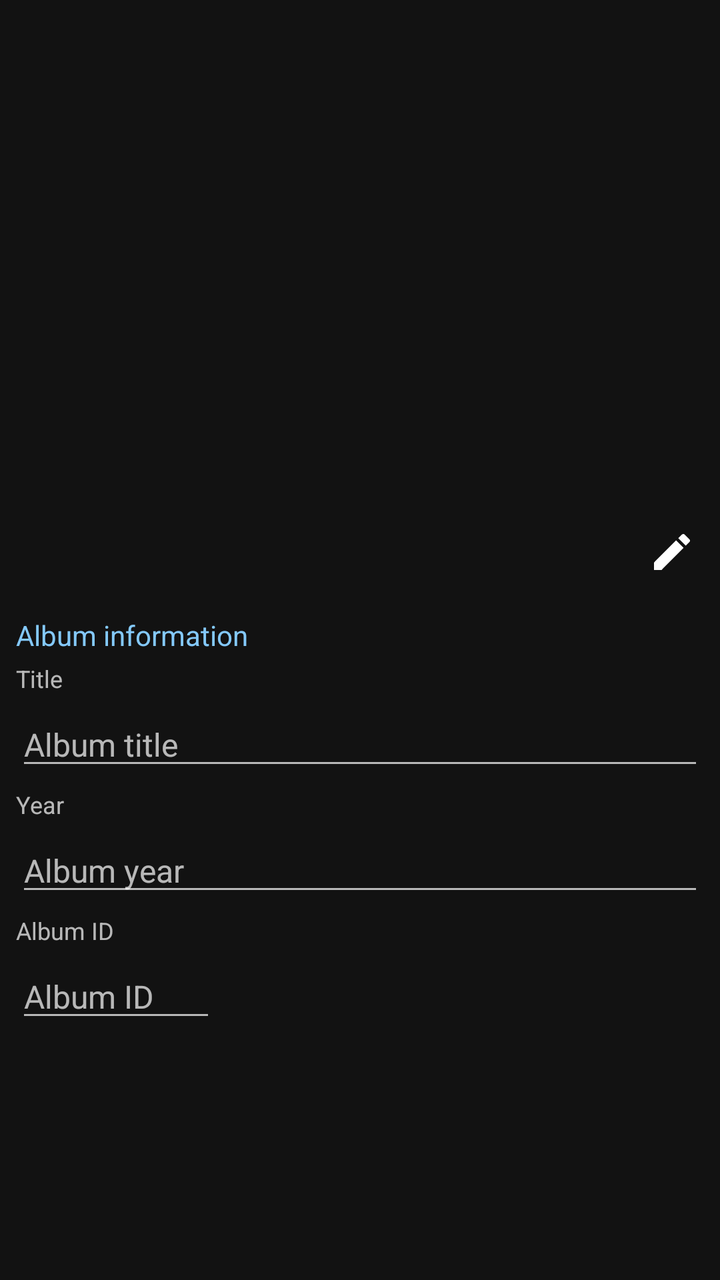
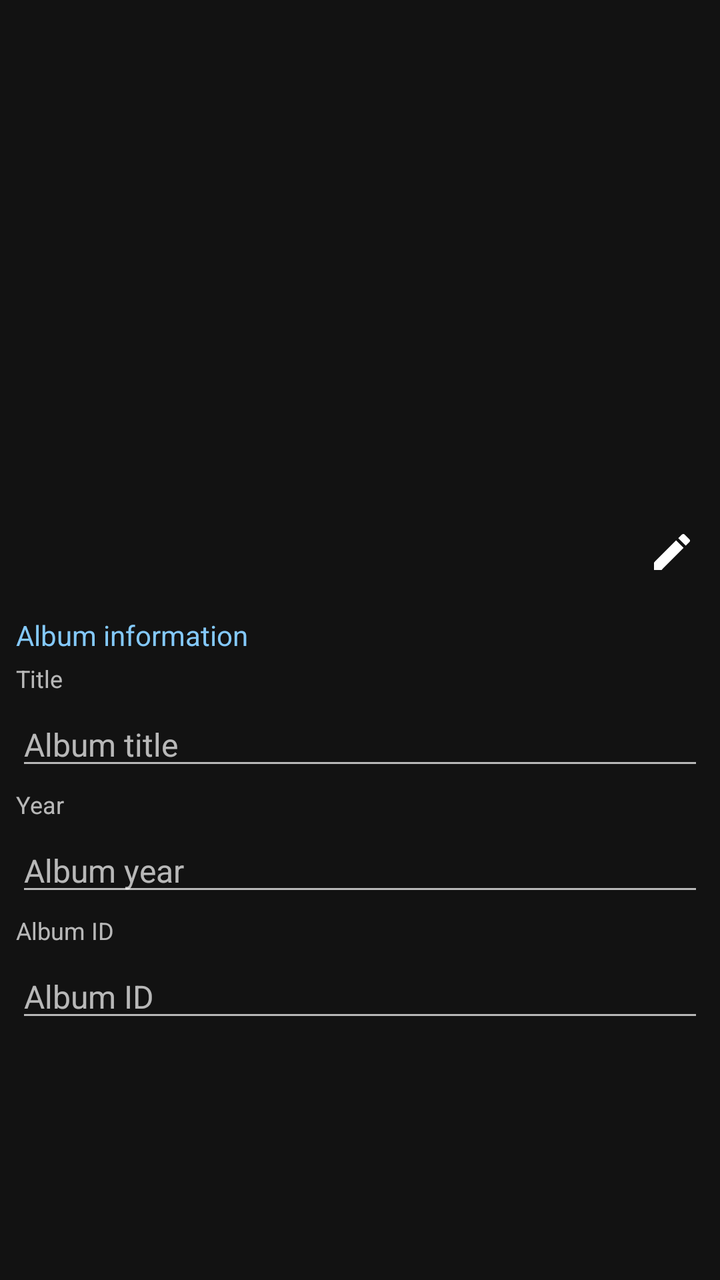

The first picture is an Android layout as it rendered before a commit; the second is the same layout after the commit. The layout source and the unified diff follow.
<!-- AndroidManifest.xml: application theme AppTheme -->
<!-- res/layout/fragment_edit_album.xml -->
<?xml version="1.0" encoding="utf-8"?>
<ScrollView android:layout_height="match_parent"
    android:layout_width="match_parent"
    xmlns:android="http://schemas.android.com/apk/res/android"
    xmlns:app="http://schemas.android.com/apk/res-auto"
    android:scrollbars="none">

    <androidx.constraintlayout.widget.ConstraintLayout
        android:layout_width="match_parent"
        android:layout_height="wrap_content"
        android:paddingBottom="12dp" >

        <ImageView
            android:id="@+id/editAlbumArtwork"
            android:layout_width="match_parent"
            android:layout_height="300dp"
            android:clickable="true"
            app:layout_constraintTop_toTopOf="parent"
            app:layout_constraintStart_toStartOf="parent"
            app:layout_constraintEnd_toEndOf="parent"
            android:contentDescription="@string/set_album_artwork" />

        <ImageView
            android:id="@+id/editAlbumArtworkIcon"
            android:layout_width="wrap_content"
            android:layout_height="wrap_content"
            android:src="@drawable/ic_edit"
            android:clickable="true"
            android:layout_margin="12dp"
            app:layout_constraintBottom_toBottomOf="@id/editAlbumArtwork"
            app:layout_constraintEnd_toEndOf="@id/editAlbumArtwork"
            android:contentDescription="@string/set_album_artwork" />

        <TextView
            android:id="@+id/editAlbumInfo"
            android:layout_width="match_parent"
            android:layout_height="wrap_content"
            android:layout_marginHorizontal="8dp"
            android:layout_marginVertical="8dp"
            android:text="@string/album_information"
            android:textSize="14sp"
            android:textColor="@color/accent"
            app:layout_constraintTop_toBottomOf="@id/editAlbumArtwork"
            app:layout_constraintStart_toStartOf="parent"/>

        <TextView
            android:id="@+id/editAlbumTitleHeading"
            android:layout_width="match_parent"
            android:layout_height="wrap_content"
            android:layout_marginHorizontal="8dp"
            android:layout_marginVertical="4dp"
            android:text="@string/title"
            android:textSize="12sp"
            app:layout_constraintTop_toBottomOf="@id/editAlbumInfo"
            app:layout_constraintStart_toStartOf="parent"/>

        <EditText
            android:id="@+id/editAlbumTitle"
            android:layout_width="match_parent"
            android:layout_height="wrap_content"
            android:layout_marginHorizontal="8dp"
            android:layout_marginVertical="4dp"
            android:textSize="16sp"
            android:maxLength="100"
            app:layout_constraintTop_toBottomOf="@id/editAlbumTitleHeading"
            app:layout_constraintStart_toStartOf="parent"
            app:layout_constraintEnd_toEndOf="parent"
            android:inputType="text"
            android:hint="@string/album_title"
            android:importantForAutofill="no" />

        <TextView
            android:id="@+id/editAlbumYearHeading"
            android:layout_width="match_parent"
            android:layout_height="wrap_content"
            android:layout_marginHorizontal="8dp"
            android:layout_marginVertical="4dp"
            android:text="@string/year"
            android:textSize="12sp"
            app:layout_constraintTop_toBottomOf="@id/editAlbumTitle"
            app:layout_constraintStart_toStartOf="parent"/>

        <EditText
            android:id="@+id/editAlbumYear"
            android:layout_width="match_parent"
            android:layout_height="wrap_content"
            android:layout_marginHorizontal="8dp"
            android:layout_marginVertical="4dp"
            android:textSize="16sp"
            android:inputType="number"
            android:maxLength="4"
            android:hint="@string/album_year"
            app:layout_constraintTop_toBottomOf="@id/editAlbumYearHeading"
            app:layout_constraintStart_toStartOf="parent"
            app:layout_constraintEnd_toEndOf="parent"
            android:importantForAutofill="no" />

        <TextView
            android:id="@+id/editAlbumIdHeader"
            android:layout_width="wrap_content"
            android:layout_height="wrap_content"
            android:layout_marginVertical="4dp"
            android:text="@string/album_id"
            android:textSize="12sp"
            app:layout_constraintTop_toBottomOf="@id/editAlbumYear"
            app:layout_constraintStart_toStartOf="@id/editAlbumId"/>

        <EditText
            android:id="@+id/editAlbumId"
            android:layout_width="100sp"
            android:layout_height="wrap_content"
            android:layout_marginHorizontal="8dp"
            android:layout_marginVertical="4dp"
            android:textSize="16sp"
            android:inputType="number"
            android:maxLength="4"
            android:hint="@string/album_id"
            android:importantForAutofill="no"
            app:layout_constraintTop_toBottomOf="@id/editAlbumIdHeader"
            app:layout_constraintStart_toStartOf="parent" />

    </androidx.constraintlayout.widget.ConstraintLayout>
</ScrollView>
<!-- resources referenced by this layout -->
<resources>
  <color name="accent">#84C9FB</color>
  <!-- drawable ic_edit (drawable) -->
  <vector android:height="24dp" android:tint="#FFFFFF"
      android:viewportHeight="24.0" android:viewportWidth="24.0"
      android:width="24dp" xmlns:android="http://schemas.android.com/apk/res/android">
      <path android:fillColor="#FF000000" android:pathData="M3,17.25V21h3.75L17.81,9.94l-3.75,-3.75L3,17.25zM20.71,7.04c0.39,-0.39 0.39,-1.02 0,-1.41l-2.34,-2.34c-0.39,-0.39 -1.02,-0.39 -1.41,0l-1.83,1.83 3.75,3.75 1.83,-1.83z"/>
  </vector>
  <string name="album_id">Album ID</string>
  <string name="album_information">Album information</string>
  <string name="album_title">Album title</string>
  <string name="album_year">Album year</string>
  <string name="set_album_artwork">Set album artwork</string>
  <string name="title">Title</string>
  <string name="year">Year</string>
  <style name="AppTheme" parent="Theme.MaterialComponents">
          <item name="colorPrimary">@color/accent</item>
          <item name="colorPrimaryVariant">@color/accent</item>
          <item name="colorSecondary">@color/accent</item>
          <item name="colorOnSurface">@color/onSurface</item>
          <item name="tabStyle">@style/Widget.Custom.TabLayout</item>
          <item name="android:textViewStyle">@style/Widget.Custom.TextView</item>
          <item name="materialButtonStyle">@style/Widget.MaterialComponents.Button</item>
          <item name="navigationViewStyle">@style/Widget.Custom.NavigationView</item>
      </style>
  <color name="onSurface">#FFFFFF</color>
  <style name="Widget.Custom.TextView" parent="Widget.MaterialComponents.TextView">
          <item name="android:ellipsize">none</item>
          <item name="android:requiresFadingEdge">horizontal</item>
      </style>
  <style name="Widget.Custom.NavigationView" parent="Widget.Design.NavigationView">
          <item name="itemBackground">@drawable/menu_background_color_state</item>
      </style>
  <color name="tab_background">#111111</color>
  <color name="inactive">#99FFFFFF</color>
  <!-- drawable menu_background_color_state (drawable) -->
  <?xml version="1.0" encoding="utf-8"?>
  <selector xmlns:android="http://schemas.android.com/apk/res/android">
      <item
          android:drawable="@drawable/background_round_padded"
          android:state_checked="true" />
      <item
          android:drawable="@drawable/custom_ripple"
          android:state_pressed="true" />
  </selector>
  <!-- drawable background_round_padded (drawable) -->
  <?xml version="1.0" encoding="utf-8"?>
  <layer-list xmlns:android="http://schemas.android.com/apk/res/android">
      <item
          android:left="4dp"
          android:right="4dp">
          <shape android:shape="rectangle">
              <solid android:color="@color/accent12" />
              <corners android:radius="8dp" />
          </shape>
      </item>
  </layer-list>
  <!-- drawable custom_ripple (drawable) -->
  <ripple xmlns:android="http://schemas.android.com/apk/res/android"
      android:color="@color/accent12">
      <item
          android:left="4dp"
          android:right="4dp"
          android:id="@android:id/mask" >
          <shape android:shape="rectangle">
              <solid android:color="@android:color/white" />
              <corners android:radius="8dp" />
          </shape>
      </item>
  </ripple>
  <color name="accent12">#1F84C9FB</color>
  <!-- unchanged entries left out for length: 1 -->
</resources>

<!-- the commit's change to res/layout/fragment_edit_album.xml (unified diff, before → after) -->
@@ -107,17 +107,18 @@
 
         <EditText
             android:id="@+id/editAlbumId"
-            android:layout_width="100sp"
+            android:layout_width="0dp"
             android:layout_height="wrap_content"
             android:layout_marginHorizontal="8dp"
             android:layout_marginVertical="4dp"
             android:textSize="16sp"
             android:inputType="number"
-            android:maxLength="4"
+            android:maxLength="20"
             android:hint="@string/album_id"
             android:importantForAutofill="no"
             app:layout_constraintTop_toBottomOf="@id/editAlbumIdHeader"
-            app:layout_constraintStart_toStartOf="parent" />
+            app:layout_constraintStart_toStartOf="parent"
+            app:layout_constraintEnd_toEndOf="parent" />
 
     </androidx.constraintlayout.widget.ConstraintLayout>
 </ScrollView>
